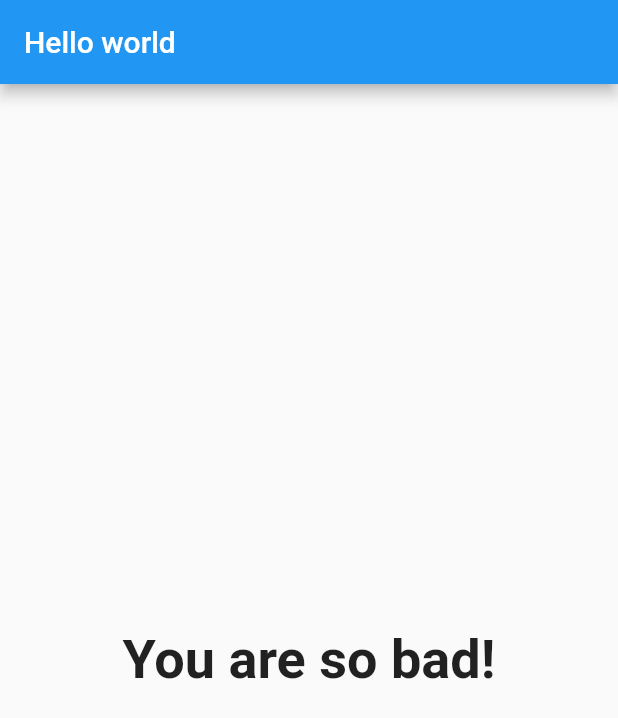
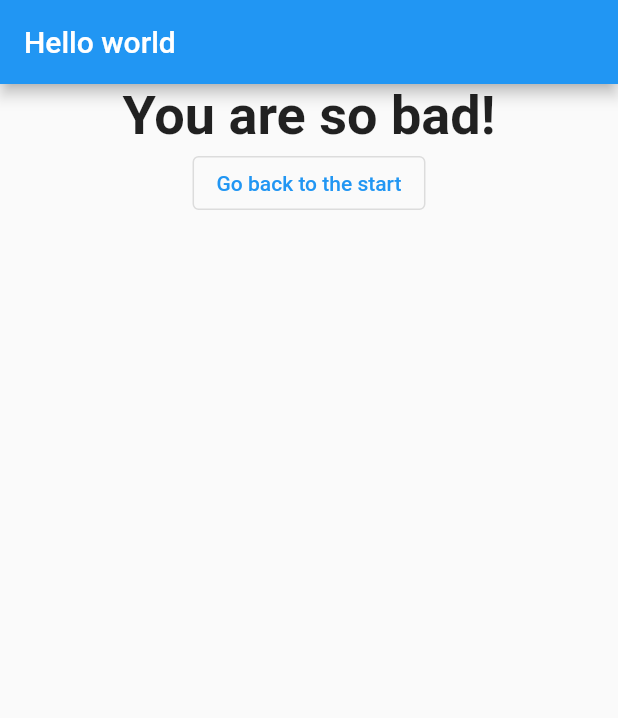
Before and after one commit to PabloLopes19/flutterprojeto01, a Flutter app: the screen it shows after launch, after a tap on "Red", after a tap on "Snake", after a tap on "Max", on a phone screen of 412 x 824 dp. Shown: the top 718 px of the screen. Run offline on Flutter 3.47's test engine with Material 2 defaults, Android fonts, the phone set to English and light mode, and no system bars.

Commit message:
Last commit

```diff
--- a/lib/answer.dart
+++ b/lib/answer.dart
@@ -4,7 +4,10 @@ class Answer extends StatelessWidget {
   final VoidCallback selectHandler;
   final String answerText;
 
-  Answer(this.selectHandler, this.answerText);
+  Answer(
+    this.selectHandler,
+    this.answerText,
+  );
 
   @override
   Widget build(BuildContext context) {
--- a/lib/main.dart
+++ b/lib/main.dart
@@ -23,7 +23,7 @@ class _MyAppState extends State<MyApp> {
         {"text": 'Red', "score": 8},
         {"text": 'Blue', "score": 1},
         {"text": 'Green', "score": 3},
-        {"text": "Yellow", "score": 5}
+        {"text": "Yellow", "score": 5},
       ]
     },
     {
@@ -32,7 +32,7 @@ class _MyAppState extends State<MyApp> {
         {"text": 'Rabbit', "score": 1},
         {"text": 'Snake', "score": 9},
         {"text": 'Elephant', "score": 2},
-        {"text": "Lion", "score": 5}
+        {"text": "Lion", "score": 5},
       ]
     },
     {
@@ -41,10 +41,17 @@ class _MyAppState extends State<MyApp> {
         {"text": 'Max', "score": 1},
         {"text": 'Max', "score": 1},
         {"text": 'Max', "score": 1},
-        {"text": 'Max', "score": 1}
+        {"text": 'Max', "score": 1},
       ]
     }
   ];
+
+  void _resetQuiz() {
+    setState(() {
+      _index = 0;
+      _totalScore = 0;
+    });
+  }
 
   void _btnPressed(int score) {
     _totalScore += score;
@@ -67,7 +74,10 @@ class _MyAppState extends State<MyApp> {
             ? Quiz(
                 btnPressed: _btnPressed,
                 questions: _questions,
-                    index: _index)
-                : Result(_totalScore)));
+                index: _index,
+              )
+            : Result(_totalScore, _resetQuiz),
+      ),
+    );
   }
 }
--- a/lib/result.dart
+++ b/lib/result.dart
@@ -2,8 +2,12 @@ import 'package:flutter/material.dart';
 
 class Result extends StatelessWidget {
   final int resultScore;
+  final VoidCallback resetQuiz;
 
-  Result(this.resultScore);
+  Result(
+    this.resultScore,
+    this.resetQuiz,
+  );
 
   String get resultPhrase {
     var resultText;
@@ -24,8 +28,18 @@ class Result extends StatelessWidget {
   @override
   Widget build(BuildContext context) {
     return Center(
-        child: Text(resultPhrase,
-            style: TextStyle(fontSize: 36, fontWeight: FontWeight.bold),
-            textAlign: TextAlign.center));
+        child: Column(
+      children: [
+        Text(
+          resultPhrase,
+          style: TextStyle(fontSize: 36, fontWeight: FontWeight.bold),
+          textAlign: TextAlign.center,
+        ),
+        OutlinedButton(
+          onPressed: resetQuiz,
+          child: Text("Go back to the start"),
+        )
+      ],
+    ));
   }
 }
```
Also changed, not shown: lib/question.dart (+5 -2 lines), lib/quiz.dart (+8 -3 lines). Lines whose indentation alone changed are shown as unchanged.
